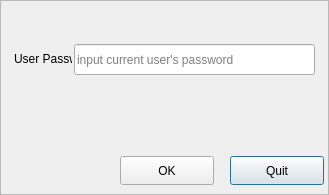
Before: the Qt Designer form src/authdialog.ui in UbuntuKylin/youker-assistant, drawn with Qt 5.
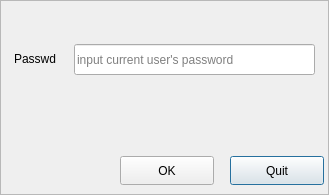
After: the same form once the commit is applied. Icons and pictures are not drawn.

Diff of the .ui file:
```diff
--- a/src/authdialog.ui
+++ b/src/authdialog.ui
@@ -102,7 +102,7 @@
     </rect>
    </property>
    <property name="text">
-    <string>&lt;html&gt;&lt;head/&gt;&lt;body&gt;&lt;p&gt;User Passwd&lt;/p&gt;&lt;/body&gt;&lt;/html&gt;</string>
+    <string>&lt;html&gt;&lt;head/&gt;&lt;body&gt;&lt;p&gt;Passwd&lt;/p&gt;&lt;/body&gt;&lt;/html&gt;</string>
    </property>
   </widget>
   <widget class="QLineEdit" name="lineEdit">
```
